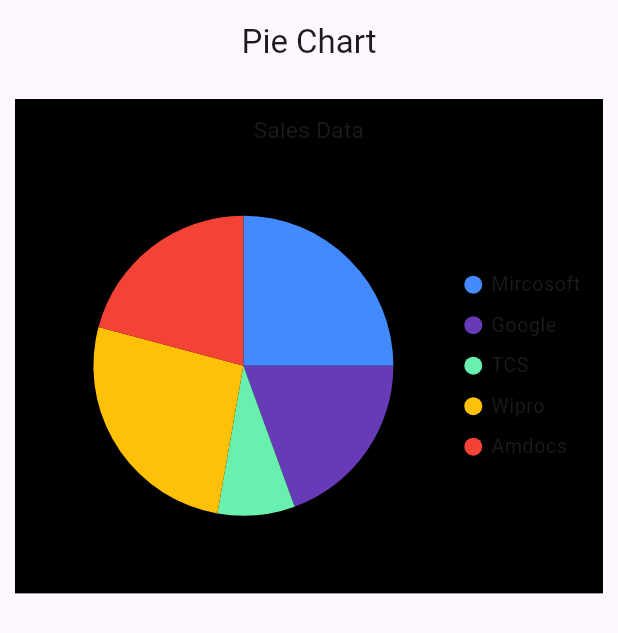
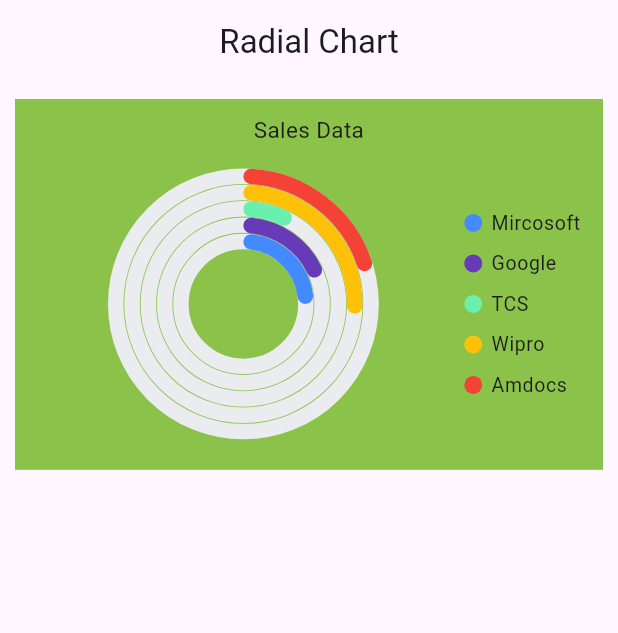
Before and after one commit to aakash-kashyap-2002/charts_flutter, a Flutter app: the screen it shows after launch, on a phone screen of 412 x 824 dp. Shown: the top 633 px of the screen. Run offline on Flutter 3.47's test engine with Material 3 defaults, Android fonts, the phone set to English and light mode, and no system bars; our stand-ins replace syncfusion_flutter_charts.

Commit message:
radial charts

```diff
--- a/lib/main.dart
+++ b/lib/main.dart
@@ -1,5 +1,6 @@
 import 'package:charts_flutter/widgets/cartesian_chart.dart';
 import 'package:charts_flutter/widgets/pie_chart.dart';
+import 'package:charts_flutter/widgets/radial_chart.dart';
 import 'package:flutter/material.dart';
 
 void main()=>runApp(const MyApp());
@@ -12,7 +13,8 @@ class MyApp extends StatelessWidget{
       title: 'Flutter Graphs',
       debugShowCheckedModeBanner: false,
       //home: CartesianChartWidget(),
-      home: PieChartWidget(),
+      //home: PieChartWidget(),
+      home: RadialChartWidget(),
     );
   }
 }
--- /dev/null
+++ b/lib/widgets/radial_chart.dart
@@ -0,0 +1,57 @@
+import 'package:flutter/material.dart';
+import 'package:syncfusion_flutter_charts/charts.dart';
+
+class RadialData {
+  RadialData({required this.xData, required this.yData});
+  final String xData;
+  final num yData;
+}
+
+class RadialChartWidget extends StatefulWidget {
+  const RadialChartWidget({super.key});
+  @override
+  State<RadialChartWidget> createState() => _RadialChartWidget();
+}
+
+class _RadialChartWidget extends State<RadialChartWidget> {
+  final List<RadialData> chartData = [
+    RadialData(xData: 'Mircosoft', yData: 90000),
+    RadialData(xData: 'Google', yData: 70000),
+    RadialData(xData: 'TCS', yData: 30000),
+    RadialData(xData: 'Wipro', yData: 95000),
+    RadialData(xData: 'Amdocs', yData: 75000),
+  ];
+  @override
+  Widget build(BuildContext context) {
+    return Scaffold(
+      appBar: AppBar(
+        title: const Center(child: Text('Radial Chart'),),
+      ),
+      body: Container(
+        margin: const EdgeInsets.all(10),
+        height: MediaQuery.of(context).size.height*0.3,
+        child: SfCircularChart(
+          title: const ChartTitle(text: 'Sales Data'),
+          legend: const Legend(isVisible: true, position: LegendPosition.right),
+          backgroundColor: Colors.lightGreen,
+          palette: const[Colors.blueAccent, Colors.deepPurple,Colors.greenAccent,Colors.amber,Colors.red], //List<Colors>
+          series: [
+            //RadialBarSeries - DoughnutSeries
+            RadialBarSeries<RadialData,String>(
+              dataSource: chartData,
+              xValueMapper: (RadialData radialdata, _) => radialdata.xData,
+              yValueMapper: (RadialData radialdata, _) => radialdata.yData,
+              legendIconType: LegendIconType.seriesType,
+              radius: '90%', //to select radius of the radial chart
+              innerRadius: '40%', //to select inner circle radius of the radial chart
+              // trackColor: Colors.grey,
+              //gap: '2',
+              cornerStyle: CornerStyle.bothCurve,
+              // dataLabelSettings: const DataLabelSettings(isVisible: true),
+            )
+          ],
+        ),
+      ),
+    );
+  }
+}
```
